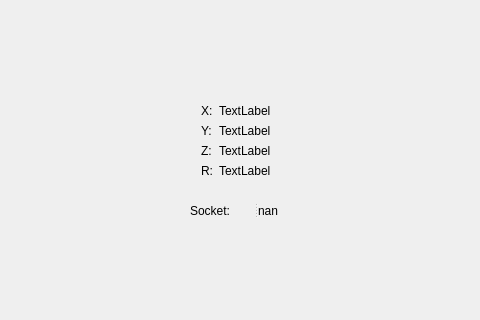
Before: the Qt Designer form mainwindow.ui in Kestrel96/Tryton, drawn with Qt 5; both pictures show x 130 to 610 and y 417 to 737 of the 983 by 737 pixel window.
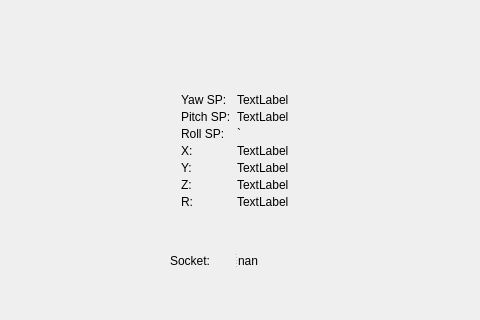
After: the same form once the commit is applied.

The edit to the form file:
```diff
--- a/mainwindow.ui
+++ b/mainwindow.ui
@@ -53,74 +53,6 @@
      </property>
     </layout>
    </widget>
-   <widget class="QWidget" name="formLayoutWidget">
-    <property name="geometry">
-     <rect>
-      <x>320</x>
-      <y>510</y>
-      <width>91</width>
-      <height>101</height>
-     </rect>
-    </property>
-    <layout class="QFormLayout" name="formLayout">
-     <item row="1" column="1">
-      <widget class="QLabel" name="x_value">
-       <property name="text">
-        <string>TextLabel</string>
-       </property>
-      </widget>
-     </item>
-     <item row="1" column="0">
-      <widget class="QLabel" name="XLabel">
-       <property name="text">
-        <string>X:</string>
-       </property>
-      </widget>
-     </item>
-     <item row="2" column="1">
-      <widget class="QLabel" name="y_value">
-       <property name="text">
-        <string>TextLabel</string>
-       </property>
-      </widget>
-     </item>
-     <item row="2" column="0">
-      <widget class="QLabel" name="YLabel">
-       <property name="text">
-        <string>Y:</string>
-       </property>
-      </widget>
-     </item>
-     <item row="3" column="1">
-      <widget class="QLabel" name="z_value">
-       <property name="text">
-        <string>TextLabel</string>
-       </property>
-      </widget>
-     </item>
-     <item row="3" column="0">
-      <widget class="QLabel" name="ZLabel">
-       <property name="text">
-        <string>Z:</string>
-       </property>
-      </widget>
-     </item>
-     <item row="4" column="0">
-      <widget class="QLabel" name="RLabel">
-       <property name="text">
-        <string>R:</string>
-       </property>
-      </widget>
-     </item>
-     <item row="4" column="1">
-      <widget class="QLabel" name="r_value">
-       <property name="text">
-        <string>TextLabel</string>
-       </property>
-      </widget>
-     </item>
-    </layout>
-   </widget>
    <widget class="QWidget" name="formLayoutWidget_2">
     <property name="geometry">
      <rect>
@@ -204,8 +136,8 @@
    <widget class="QSplitter" name="splitter">
     <property name="geometry">
      <rect>
-      <x>320</x>
-      <y>620</y>
+      <x>300</x>
+      <y>670</y>
       <width>101</width>
       <height>16</height>
      </rect>
@@ -257,6 +189,127 @@
      </item>
     </layout>
    </widget>
+   <widget class="QWidget" name="formLayoutWidget_3">
+    <property name="geometry">
+     <rect>
+      <x>300</x>
+      <y>500</y>
+      <width>141</width>
+      <height>136</height>
+     </rect>
+    </property>
+    <layout class="QFormLayout" name="formLayout_3">
+     <item row="0" column="0">
+      <widget class="QLabel" name="Yaw_SP">
+       <property name="text">
+        <string>Yaw SP:</string>
+       </property>
+      </widget>
+     </item>
+     <item row="0" column="1">
+      <widget class="QLabel" name="YAW_SP">
+       <property name="text">
+        <string>TextLabel</string>
+       </property>
+      </widget>
+     </item>
+     <item row="1" column="0">
+      <widget class="QLabel" name="Pitch_SP">
+       <property name="text">
+        <string>Pitch SP:</string>
+       </property>
+      </widget>
+     </item>
+     <item row="1" column="1">
+      <widget class="QLabel" name="PITCH_SP">
+       <property name="text">
+        <string>TextLabel</string>
+       </property>
+      </widget>
+     </item>
+     <item row="2" column="0">
+      <widget class="QLabel" name="Roll_SP">
+       <property name="text">
+        <string>Roll SP:</string>
+       </property>
+      </widget>
+     </item>
+     <item row="2" column="1">
+      <widget class="QLabel" name="ROLL_SP">
+       <property name="text">
+        <string>`</string>
+       </property>
+      </widget>
+     </item>
+     <item row="3" column="0">
+      <widget class="QLabel" name="XLabel">
+       <property name="text">
+        <string>X:</string>
+       </property>
+      </widget>
+     </item>
+     <item row="3" column="1">
+      <widget class="QLabel" name="x_value">
+       <property name="text">
+        <string>TextLabel</string>
+       </property>
+      </widget>
+     </item>
+     <item row="4" column="1">
+      <widget class="QLabel" name="y_value">
+       <property name="text">
+        <string>TextLabel</string>
+       </property>
+      </widget>
+     </item>
+     <item row="4" column="0">
+      <widget class="QLabel" name="YLabel">
+       <property name="text">
+        <string>Y:</string>
+       </property>
+      </widget>
+     </item>
+     <item row="5" column="1">
+      <widget class="QLabel" name="z_value">
+       <property name="text">
+        <string>TextLabel</string>
+       </property>
+      </widget>
+     </item>
+     <item row="5" column="0">
+      <widget class="QLabel" name="ZLabel">
+       <property name="text">
+        <string>Z:</string>
+       </property>
+      </widget>
+     </item>
+     <item row="6" column="1">
+      <widget class="QLabel" name="r_value">
+       <property name="text">
+        <string>TextLabel</string>
+       </property>
+      </widget>
+     </item>
+     <item row="6" column="0">
+      <widget class="QLabel" name="RLabel">
+       <property name="text">
+        <string>R:</string>
+       </property>
+      </widget>
+     </item>
+    </layout>
+   </widget>
+   <zorder>verticalLayoutWidget</zorder>
+   <zorder>formLayoutWidget_2</zorder>
+   <zorder>label</zorder>
+   <zorder>Exit_Button</zorder>
+   <zorder>splitter</zorder>
+   <zorder>layoutWidget</zorder>
+   <zorder>r_value</zorder>
+   <zorder>RLabel</zorder>
+   <zorder>z_value</zorder>
+   <zorder>ZLabel</zorder>
+   <zorder>formLayoutWidget_3</zorder>
   </widget>
   <widget class="QMenuBar" name="menuBar">
    <property name="geometry">
```
